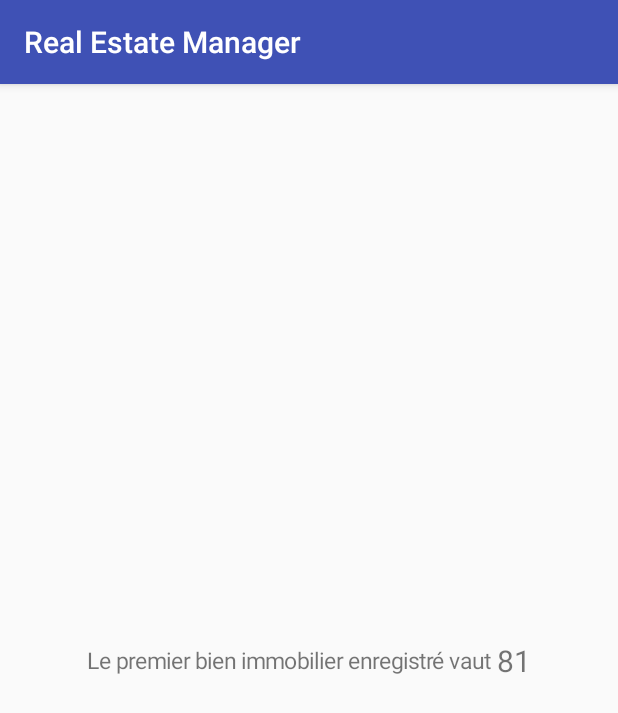
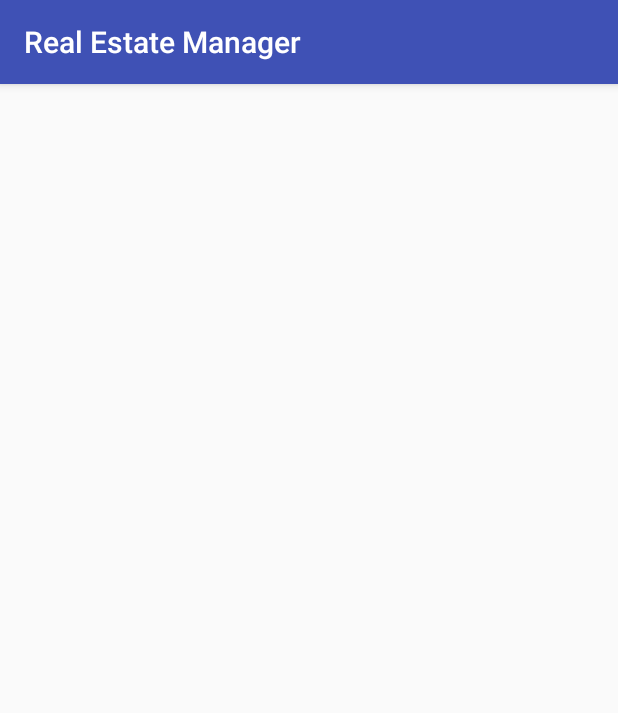
Before and after one commit to emmanuelgabe/P9_RealEstateManager, an Android app: the screen it shows after launch (MainActivity), on a phone screen of 412 x 824 dp. Shown: the top 713 px of the screen. Run offline under Robolectric (Android 15) with nearby library versions, the phone set to English and light mode, and no system bars.

Commit message:
refactor: cleaning unnecessary code and migration MainActivity java to kotlin

```diff
--- a/app/build.gradle
+++ b/app/build.gradle
@@ -1,4 +1,5 @@
 apply plugin: 'com.android.application'
+apply plugin: 'kotlin-android'
 
 android {
     compileSdkVersion 31
@@ -25,4 +26,9 @@ dependencies {
     testImplementation 'junit:junit:4.13.2'
     androidTestImplementation 'androidx.test.ext:junit:1.1.3'
     androidTestImplementation 'androidx.test.espresso:espresso-core:3.4.0'
+    implementation "androidx.core:core-ktx:1.6.0"
+    implementation "org.jetbrains.kotlin:kotlin-stdlib-jdk7:$kotlin_version"
 }
+repositories {
+    mavenCentral()
+}
--- a/app/src/main/AndroidManifest.xml
+++ b/app/src/main/AndroidManifest.xml
@@ -19,7 +19,6 @@
                 <category android:name="android.intent.category.LAUNCHER" />
             </intent-filter>
         </activity>
-        <activity android:name="com.openclassrooms.realestatemanager.SecondActivity"></activity>
     </application>
 
 </manifest>
--- a/app/src/main/java/com/openclassrooms/realestatemanager/MainActivity.java
+++ /dev/null
@@ -1,34 +0,0 @@
-package com.openclassrooms.realestatemanager;
-
-import androidx.appcompat.app.AppCompatActivity;
-import android.os.Bundle;
-import android.widget.TextView;
-
-public class MainActivity extends AppCompatActivity {
-
-    private TextView textViewMain;
-    private TextView textViewQuantity;
-
-    @Override
-    protected void onCreate(Bundle savedInstanceState) {
-        super.onCreate(savedInstanceState);
-        setContentView(R.layout.activity_main);
-
-        this.textViewMain = findViewById(R.id.activity_main_activity_text_view_main);
-        this.textViewQuantity = findViewById(R.id.activity_main_activity_text_view_quantity);
-
-        this.configureTextViewMain();
-        this.configureTextViewQuantity();
-    }
-
-    private void configureTextViewMain(){
-        this.textViewMain.setTextSize(15);
-        this.textViewMain.setText("Le premier bien immobilier enregistré vaut ");
-    }
-
-    private void configureTextViewQuantity(){
-        int quantity = Utils.convertDollarToEuro(100);
-        this.textViewQuantity.setTextSize(20);
-        this.textViewQuantity.setText(String.valueOf(quantity));
-    }
-}
--- /dev/null
+++ b/app/src/main/java/com/openclassrooms/realestatemanager/MainActivity.kt
@@ -0,0 +1,11 @@
+package com.openclassrooms.realestatemanager
+
+import android.os.Bundle
+import androidx.appcompat.app.AppCompatActivity
+
+class MainActivity : AppCompatActivity() {
+    override fun onCreate(savedInstanceState: Bundle?) {
+        super.onCreate(savedInstanceState)
+        setContentView(R.layout.activity_main)
+    }
+}
--- a/app/src/main/res/layout/activity_main.xml
+++ b/app/src/main/res/layout/activity_main.xml
@@ -1,38 +1,9 @@
 <?xml version="1.0" encoding="utf-8"?>
 <androidx.constraintlayout.widget.ConstraintLayout xmlns:android="http://schemas.android.com/apk/res/android"
-    xmlns:app="http://schemas.android.com/apk/res-auto"
     xmlns:tools="http://schemas.android.com/tools"
     android:layout_width="match_parent"
     android:layout_height="match_parent"
     tools:context="com.openclassrooms.realestatemanager.MainActivity"
     android:gravity="center">
 
-    <LinearLayout
-        android:layout_width="match_parent"
-        android:layout_height="wrap_content"
-        app:layout_constraintBottom_toBottomOf="parent"
-        app:layout_constraintLeft_toLeftOf="parent"
-        app:layout_constraintRight_toRightOf="parent"
-        app:layout_constraintTop_toTopOf="parent"
-        android:gravity="center">
-
-        <TextView
-            android:id="@+id/activity_main_activity_text_view_main"
-            android:layout_width="wrap_content"
-            android:layout_height="wrap_content"
-            android:text="Voici la valeur d'un bien : "/>
-
-        <TextView
-            android:id="@+id/activity_main_activity_text_view_quantity"
-            android:layout_width="wrap_content"
-            android:layout_height="wrap_content"
-            android:text="0"
-            app:layout_constraintBottom_toBottomOf="parent"
-            app:layout_constraintLeft_toLeftOf="parent"
-            app:layout_constraintRight_toRightOf="parent"
-            app:layout_constraintTop_toTopOf="parent" />
-
-    </LinearLayout>
-
-
 </androidx.constraintlayout.widget.ConstraintLayout>
--- a/build.gradle
+++ b/build.gradle
@@ -1,6 +1,7 @@
 // Top-level build file where you can add configuration options common to all sub-projects/modules.
 
 buildscript {
+    ext.kotlin_version = '1.5.20'
 
     repositories {
         google()
@@ -8,6 +9,7 @@ buildscript {
     }
     dependencies {
         classpath 'com.android.tools.build:gradle:4.2.2'
+        classpath "org.jetbrains.kotlin:kotlin-gradle-plugin:$kotlin_version"
 
 
         // NOTE: Do not place your application dependencies here; they belong
```
Also changed, not shown: app/src/main/java/com/openclassrooms/realestatemanager/SecondActivity.java (deleted, +0 -13 lines), app/src/main/res/layout/activity_second.xml (deleted, +0 -27 lines), 2 other files.
